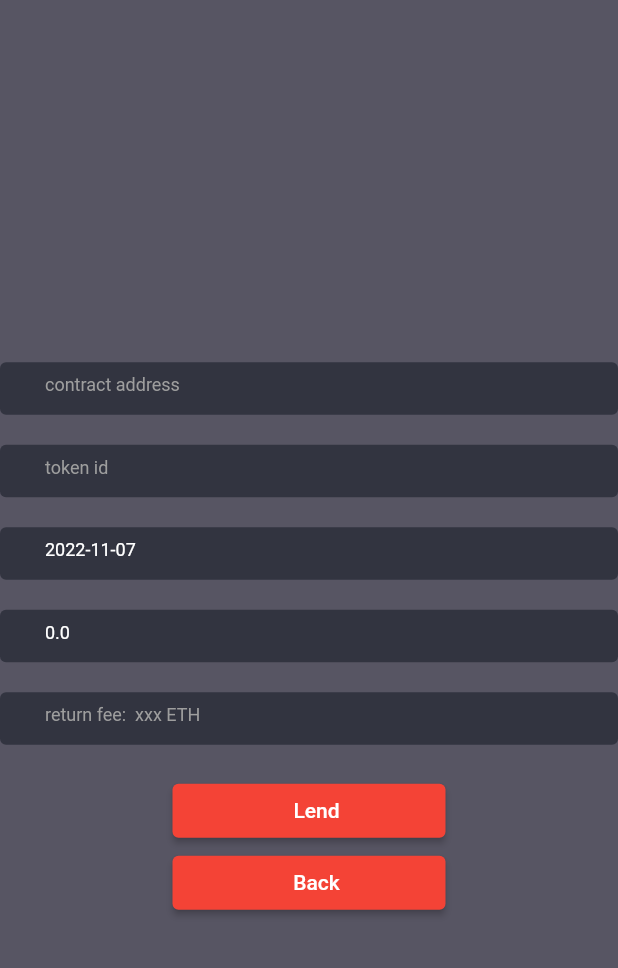
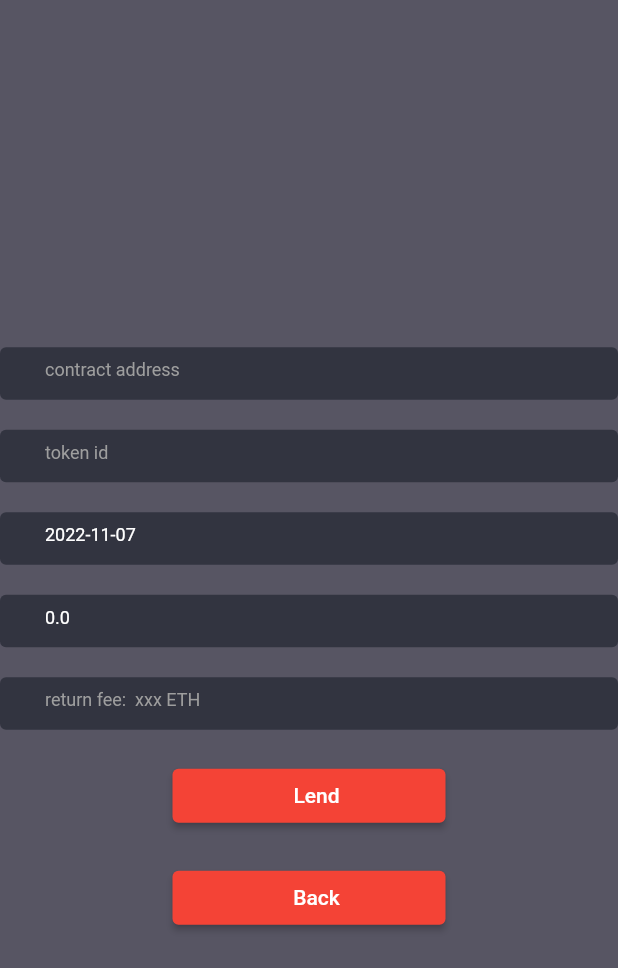
Before and after one commit to tokyo-web3-hackathon-team/lease, a Flutter app: the LendPage screen opened by its route, after a tap on "Lend", on a phone screen of 412 x 824 dp. Shown: the top 968 px of the screen. Run offline on Flutter 3.47's test engine with Material 2 defaults, Android fonts, the phone set to English and light mode, and no system bars; our stand-ins replace flutter_hooks, flutter_svg, hooks_riverpod; Roboto replaces fonts that are missing (Sofia Pro).

Commit message:
ボタンの表示文言の位置を修正

```diff
--- a/nft_lending_page/lib/pages/lend_page.dart
+++ b/nft_lending_page/lib/pages/lend_page.dart
@@ -107,7 +107,9 @@ class LendPage extends HookConsumerWidget {
                   hintText: 'return fee:  xxx ETH',
                 ),
               ),
-              PrimaryButton("Lend", onPressed: () {
+              Padding(
+                padding: const EdgeInsets.only(bottom: 20),
+                child: PrimaryButton("Lend", onPressed: () {
                   ref.read(lendingRepositoryProvider).lend(
                       contractAddress.value,
                       tokenId.value,
@@ -115,6 +117,7 @@ class LendPage extends HookConsumerWidget {
                       rentalFee.value,
                       returnFee);
                 }),
+              ),
               PrimaryButton("Back", onPressed: () {
                 Navigator.pop(context);
               })
```
Lines whose indentation alone changed are shown as unchanged.
